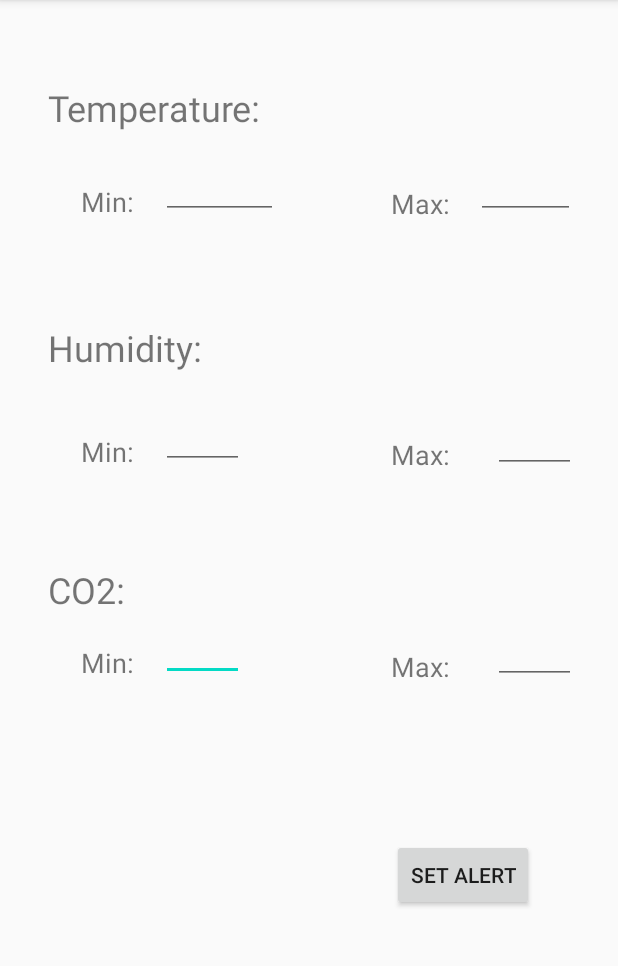
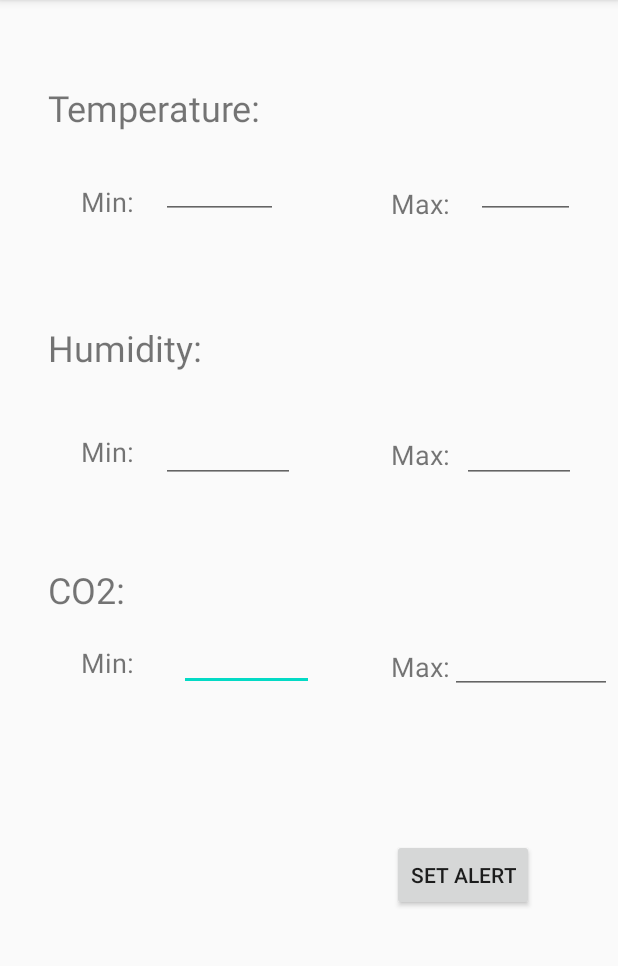
Before and after one commit to etlimss/SEP4Android, an Android app: the fragment SetAlertFragment shown on its own in the app's theme, on a phone screen of 412 x 824 dp, the part 84-1050 px from its top. Run offline under Robolectric (Android 15) with nearby library versions, the phone set to English and light mode, and no system bars; our stand-ins replace data binding.

Commit message:
fix wired problem in setalert

```diff
--- a/app/src/main/res/layout/fragment_set_alert.xml
+++ b/app/src/main/res/layout/fragment_set_alert.xml
@@ -125,28 +125,33 @@
             app:layout_constraintTop_toTopOf="parent"
             app:layout_constraintVertical_bias="0.391" />
 
+
         <EditText
             android:id="@+id/CO2Min"
-            android:layout_width="55dp"
-            android:layout_height="22dp"
+            android:layout_width="90dp"
+            android:layout_height="50dp"
+            android:text=""
+            android:textSize="14sp"
             app:layout_constraintBottom_toBottomOf="parent"
             app:layout_constraintEnd_toEndOf="parent"
-            app:layout_constraintHorizontal_bias="0.3"
+            app:layout_constraintHorizontal_bias="0.37"
             app:layout_constraintStart_toStartOf="parent"
             app:layout_constraintTop_toTopOf="parent"
-            app:layout_constraintVertical_bias="0.579" />
+            app:layout_constraintVertical_bias="0.572" />
+
 
         <EditText
             android:id="@+id/CO2Max"
-            android:layout_width="55dp"
-            android:layout_height="22dp"
-            android:inputType="textPersonName"
+            android:layout_width="108dp"
+            android:layout_height="52dp"
+            android:text=""
+            android:textSize="14sp"
             app:layout_constraintBottom_toBottomOf="parent"
             app:layout_constraintEnd_toEndOf="parent"
-            app:layout_constraintHorizontal_bias="0.921"
+            app:layout_constraintHorizontal_bias="0.986"
             app:layout_constraintStart_toStartOf="parent"
             app:layout_constraintTop_toTopOf="parent"
-            app:layout_constraintVertical_bias="0.582" />
+            app:layout_constraintVertical_bias="0.574" />
 
         <TextView
             android:id="@+id/TextView14"
@@ -188,27 +193,33 @@
             app:layout_constraintTop_toTopOf="parent"
             app:layout_constraintVertical_bias="0.149" />
 
+
         <EditText
             android:id="@+id/HumidityMin"
-            android:layout_width="55dp"
-            android:layout_height="22dp"
+            android:layout_width="89dp"
+            android:layout_height="42dp"
+            android:text=""
+            android:textSize="14sp"
             app:layout_constraintBottom_toBottomOf="parent"
             app:layout_constraintEnd_toEndOf="parent"
-            app:layout_constraintHorizontal_bias="0.3"
+            app:layout_constraintHorizontal_bias="0.332"
             app:layout_constraintStart_toStartOf="parent"
             app:layout_constraintTop_toTopOf="parent"
-            app:layout_constraintVertical_bias="0.39" />
+            app:layout_constraintVertical_bias="0.386" />
+
 
         <EditText
             android:id="@+id/HumidityMax"
-            android:layout_width="55dp"
-            android:layout_height="22dp"
+            android:layout_width="76dp"
+            android:layout_height="42dp"
+            android:text=""
+            android:textSize="14sp"
             app:layout_constraintBottom_toBottomOf="parent"
             app:layout_constraintEnd_toEndOf="parent"
-            app:layout_constraintHorizontal_bias="0.921"
+            app:layout_constraintHorizontal_bias="0.916"
             app:layout_constraintStart_toStartOf="parent"
             app:layout_constraintTop_toTopOf="parent"
-            app:layout_constraintVertical_bias="0.393" />
+            app:layout_constraintVertical_bias="0.386" />
 
         <Button
             android:id="@+id/SetAlert"
```
